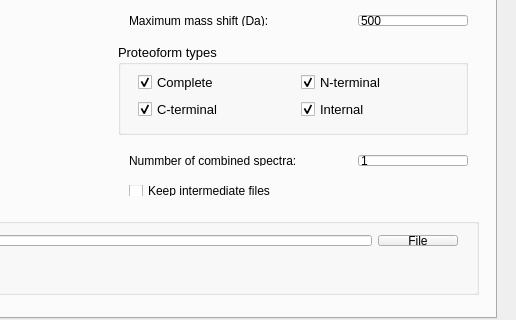
The window that src/gui/toppic/toppicwindow.ui (toppic-suite/toppic-suite) describes before a commit, drawn with Qt 5; both pictures show x 404 to 920 and y 82 to 402 of the 920 by 700 pixel window.
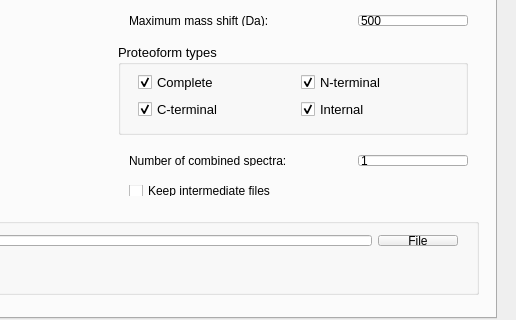
The same window after the commit. Icons and pictures are not drawn.

```diff
--- a/src/gui/toppic/toppicwindow.ui
+++ b/src/gui/toppic/toppicwindow.ui
@@ -830,7 +830,7 @@
        <item>
         <widget class="QLabel" name="label_16">
          <property name="text">
-          <string>Nummber of combined spectra:</string>
+          <string>Number of combined spectra:</string>
          </property>
         </widget>
        </item>
```
